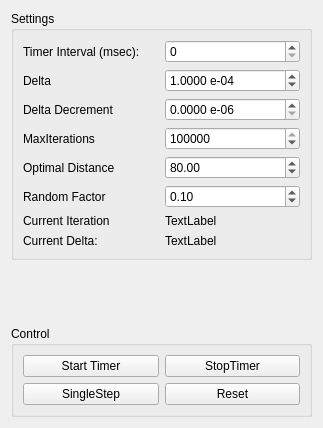
Above: src/roseExtensions/qtWidgets/AstGraphWidget/LayoutControl.ui from rose-compiler/rose before the change. Below: the same form after it.
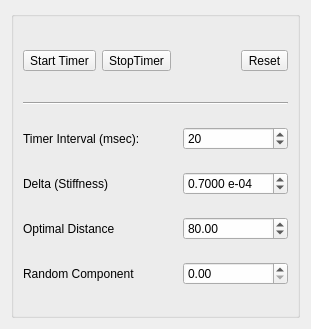
That is the form after the change. Icons and pictures are not drawn.

```diff
--- a/src/roseExtensions/qtWidgets/AstGraphWidget/LayoutControl.ui
+++ b/src/roseExtensions/qtWidgets/AstGraphWidget/LayoutControl.ui
@@ -6,8 +6,8 @@
    <rect>
     <x>0</x>
     <y>0</y>
-    <width>323</width>
-    <height>428</height>
+    <width>272</width>
+    <height>329</height>
    </rect>
   </property>
   <property name="windowTitle">
@@ -15,26 +15,163 @@
   </property>
   <layout class="QVBoxLayout" name="verticalLayout">
    <item>
+    <widget class="QSplitter" name="splitter">
+     <property name="orientation">
+      <enum>Qt::Horizontal</enum>
+     </property>
     <widget class="QGroupBox" name="groupBox">
+      <property name="palette">
+       <palette>
+        <active>
+         <colorrole role="Base">
+          <brush brushstyle="SolidPattern">
+           <color alpha="190">
+            <red>255</red>
+            <green>255</green>
+            <blue>255</blue>
+           </color>
+          </brush>
+         </colorrole>
+        </active>
+        <inactive>
+         <colorrole role="Base">
+          <brush brushstyle="SolidPattern">
+           <color alpha="190">
+            <red>255</red>
+            <green>255</green>
+            <blue>255</blue>
+           </color>
+          </brush>
+         </colorrole>
+        </inactive>
+        <disabled>
+         <colorrole role="Base">
+          <brush brushstyle="SolidPattern">
+           <color alpha="255">
+            <red>255</red>
+            <green>255</green>
+            <blue>255</blue>
+           </color>
+          </brush>
+         </colorrole>
+        </disabled>
+       </palette>
+      </property>
+      <property name="autoFillBackground">
+       <bool>true</bool>
+      </property>
      <property name="title">
-      <string>Settings</string>
+       <string/>
      </property>
      <layout class="QGridLayout" name="gridLayout">
       <item row="0" column="0">
+        <widget class="QToolButton" name="cmdStartTimer">
+         <property name="text">
+          <string>Start Timer</string>
+         </property>
+         <property name="icon">
+          <iconset resource="icons.qrc">
+           <normaloff>:/icons/media-playback-start.png</normaloff>:/icons/media-playback-start.png</iconset>
+         </property>
+         <property name="iconSize">
+          <size>
+           <width>32</width>
+           <height>32</height>
+          </size>
+         </property>
+         <property name="checkable">
+          <bool>true</bool>
+         </property>
+        </widget>
+       </item>
+       <item row="0" column="1">
+        <widget class="QToolButton" name="cmdStopTimer">
+         <property name="text">
+          <string>StopTimer</string>
+         </property>
+         <property name="icon">
+          <iconset resource="icons.qrc">
+           <normaloff>:/icons/media-playback-pause.png</normaloff>:/icons/media-playback-pause.png</iconset>
+         </property>
+         <property name="iconSize">
+          <size>
+           <width>32</width>
+           <height>32</height>
+          </size>
+         </property>
+         <property name="checkable">
+          <bool>true</bool>
+         </property>
+        </widget>
+       </item>
+       <item row="0" column="2" colspan="2">
+        <spacer name="horizontalSpacer">
+         <property name="orientation">
+          <enum>Qt::Horizontal</enum>
+         </property>
+         <property name="sizeHint" stdset="0">
+          <size>
+           <width>82</width>
+           <height>38</height>
+          </size>
+         </property>
+        </spacer>
+       </item>
+       <item row="0" column="4">
+        <widget class="QToolButton" name="cmdReset">
+         <property name="text">
+          <string>Reset</string>
+         </property>
+         <property name="icon">
+          <iconset resource="icons.qrc">
+           <normaloff>:/icons/view-refresh.png</normaloff>:/icons/view-refresh.png</iconset>
+         </property>
+         <property name="iconSize">
+          <size>
+           <width>32</width>
+           <height>32</height>
+          </size>
+         </property>
+        </widget>
+       </item>
+       <item row="1" column="0" colspan="5">
+        <widget class="Line" name="line">
+         <property name="orientation">
+          <enum>Qt::Horizontal</enum>
+         </property>
+        </widget>
+       </item>
+       <item row="2" column="0" colspan="3">
        <widget class="QLabel" name="label">
         <property name="text">
          <string>Timer Interval (msec):</string>
         </property>
        </widget>
       </item>
-      <item row="1" column="0">
+       <item row="2" column="3" colspan="2">
+        <widget class="QSpinBox" name="spnTimerInterval">
+         <property name="minimum">
+          <number>0</number>
+         </property>
+         <property name="maximum">
+          <number>999999999</number>
+         </property>
+         <property name="singleStep">
+          <number>50</number>
+         </property>
+         <property name="value">
+          <number>20</number>
+         </property>
+        </widget>
+       </item>
+       <item row="3" column="0" colspan="2">
        <widget class="QLabel" name="label_2">
         <property name="text">
-         <string>Delta</string>
+          <string>Delta (Stiffness)</string>
         </property>
        </widget>
       </item>
-      <item row="1" column="1">
+       <item row="3" column="3" colspan="2">
        <widget class="QDoubleSpinBox" name="spnDelta">
         <property name="suffix">
          <string> e-04</string>
@@ -52,86 +189,18 @@
          <double>1.000000000000000</double>
         </property>
         <property name="value">
-         <double>1.000000000000000</double>
+          <double>0.700000000000000</double>
         </property>
        </widget>
       </item>
-      <item row="2" column="0">
-       <widget class="QLabel" name="label_3">
-        <property name="text">
-         <string>Delta Decrement</string>
-        </property>
-       </widget>
-      </item>
-      <item row="2" column="1">
-       <widget class="QDoubleSpinBox" name="spnDeltaDecrement">
-        <property name="suffix">
-         <string> e-06</string>
-        </property>
-        <property name="decimals">
-         <number>4</number>
-        </property>
-        <property name="maximum">
-         <double>100.000000000000000</double>
-        </property>
-        <property name="value">
-         <double>0.000000000000000</double>
-        </property>
-       </widget>
-      </item>
-      <item row="3" column="0">
-       <widget class="QLabel" name="label_4">
-        <property name="text">
-         <string>MaxIterations</string>
-        </property>
-       </widget>
-      </item>
-      <item row="3" column="1">
-       <widget class="QSpinBox" name="spnMaxIterations">
-        <property name="maximum">
-         <number>999999999</number>
-        </property>
-        <property name="value">
-         <number>1000000</number>
-        </property>
-       </widget>
-      </item>
-      <item row="4" column="0">
+       <item row="4" column="0" colspan="2">
        <widget class="QLabel" name="label_7">
         <property name="text">
          <string>Optimal Distance</string>
         </property>
        </widget>
       </item>
-      <item row="6" column="0">
-       <widget class="QLabel" name="label_5">
-        <property name="text">
-         <string>Current Iteration</string>
-        </property>
-       </widget>
-      </item>
-      <item row="6" column="1">
-       <widget class="QLabel" name="lblCurIteration">
-        <property name="text">
-         <string>TextLabel</string>
-        </property>
-       </widget>
-      </item>
-      <item row="7" column="0">
-       <widget class="QLabel" name="label_6">
-        <property name="text">
-         <string>Current Delta:</string>
-        </property>
-       </widget>
-      </item>
-      <item row="7" column="1">
-       <widget class="QLabel" name="lblCurrentDelta">
-        <property name="text">
-         <string>TextLabel</string>
-        </property>
-       </widget>
-      </item>
-      <item row="4" column="1">
+       <item row="4" column="3" colspan="2">
        <widget class="QDoubleSpinBox" name="spnOptimalDistance">
         <property name="maximum">
          <double>999999999.000000000000000</double>
@@ -144,30 +213,14 @@
         </property>
        </widget>
       </item>
-      <item row="0" column="1">
-       <widget class="QSpinBox" name="spnTimerInterval">
-        <property name="minimum">
-         <number>0</number>
-        </property>
-        <property name="maximum">
-         <number>999999999</number>
-        </property>
-        <property name="singleStep">
-         <number>50</number>
-        </property>
-        <property name="value">
-         <number>0</number>
-        </property>
-       </widget>
-      </item>
-      <item row="5" column="0">
+       <item row="5" column="0" colspan="3">
        <widget class="QLabel" name="label_8">
         <property name="text">
-         <string>Random Factor</string>
+          <string>Random Component</string>
         </property>
        </widget>
       </item>
-      <item row="5" column="1">
+       <item row="5" column="3" colspan="2">
        <widget class="QDoubleSpinBox" name="spnRandomFactor">
         <property name="maximum">
          <double>1000.000000000000000</double>
@@ -176,65 +229,19 @@
          <double>0.100000000000000</double>
         </property>
         <property name="value">
-         <double>0.100000000000000</double>
+          <double>0.000000000000000</double>
         </property>
        </widget>
       </item>
      </layout>
     </widget>
-   </item>
-   <item>
-    <spacer name="verticalSpacer">
-     <property name="orientation">
-      <enum>Qt::Vertical</enum>
-     </property>
-     <property name="sizeHint" stdset="0">
-      <size>
-       <width>20</width>
-       <height>40</height>
-      </size>
-     </property>
-    </spacer>
-   </item>
-   <item>
-    <widget class="QGroupBox" name="groupBox_2">
-     <property name="title">
-      <string>Control</string>
-     </property>
-     <layout class="QGridLayout" name="gridLayout_2">
-      <item row="0" column="0">
-       <widget class="QPushButton" name="cmdStartTimer">
-        <property name="text">
-         <string>Start Timer</string>
-        </property>
-       </widget>
-      </item>
-      <item row="0" column="1">
-       <widget class="QPushButton" name="cmdStopTimer">
-        <property name="text">
-         <string>StopTimer</string>
-        </property>
-       </widget>
-      </item>
-      <item row="1" column="0">
-       <widget class="QPushButton" name="cmdSingleStep">
-        <property name="text">
-         <string>SingleStep</string>
-        </property>
-       </widget>
-      </item>
-      <item row="1" column="1">
-       <widget class="QPushButton" name="cmdReset">
-        <property name="text">
-         <string>Reset</string>
-        </property>
-       </widget>
-      </item>
-     </layout>
-    </widget>
-   </item>
-  </layout>
- </widget>
- <resources/>
+    </widget>
+   </item>
+  </layout>
+ </widget>
+ <resources>
+  <include location="../util/util.qrc"/>
+  <include location="icons.qrc"/>
+ </resources>
  <connections/>
 </ui>
```
Left out of the diff: 4 changed lines with no effect on the pictures. Lines whose indentation alone changed are shown as unchanged.
